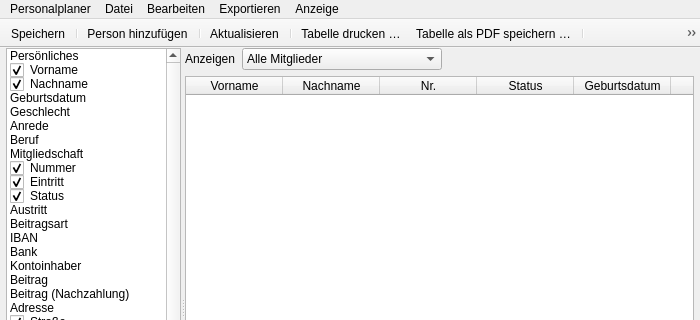
The window that Programm/Personalplaner/mainwindowpersonal.ui (philjosch/Einsatzplaner) describes before a commit, drawn with Qt 5; both pictures show x 0 to 700 and y 0 to 320 of the 700 by 588 pixel window.
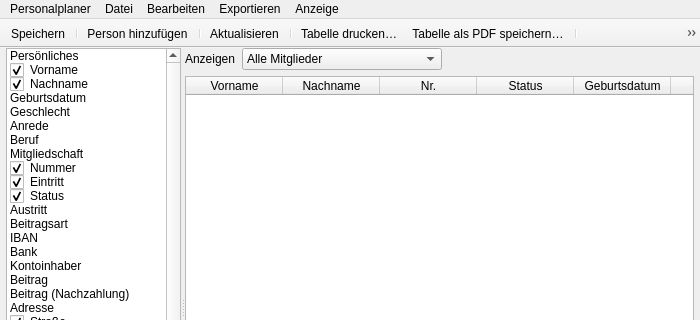
The same window after the commit. Icons and pictures are not drawn.

Commit message:
Interne UI-Verbesserung
Icons an weiteren Stellen konfiguriert. Verschiedene Werte auf Standardeinstellungen zurückgesetzt

```diff
--- a/Programm/Personalplaner/mainwindowpersonal.ui
+++ b/Programm/Personalplaner/mainwindowpersonal.ui
@@ -1068,7 +1068,7 @@
      <normaloff>:/icon/printer.svg</normaloff>:/icon/printer.svg</iconset>
    </property>
    <property name="text">
-    <string>Tabelle drucken …</string>
+    <string>Tabelle drucken…</string>
    </property>
    <property name="shortcut">
     <string>Ctrl+P</string>
@@ -1083,7 +1083,7 @@
      <normaloff>:/icon/document.svg</normaloff>:/icon/document.svg</iconset>
    </property>
    <property name="text">
-    <string>Tabelle als PDF speichern …</string>
+    <string>Tabelle als PDF speichern…</string>
    </property>
    <property name="shortcut">
     <string>Ctrl+Shift+P</string>
```
Left out of the diff: 52 changed lines with no effect on the pictures. The commit also changes 4 other files.
